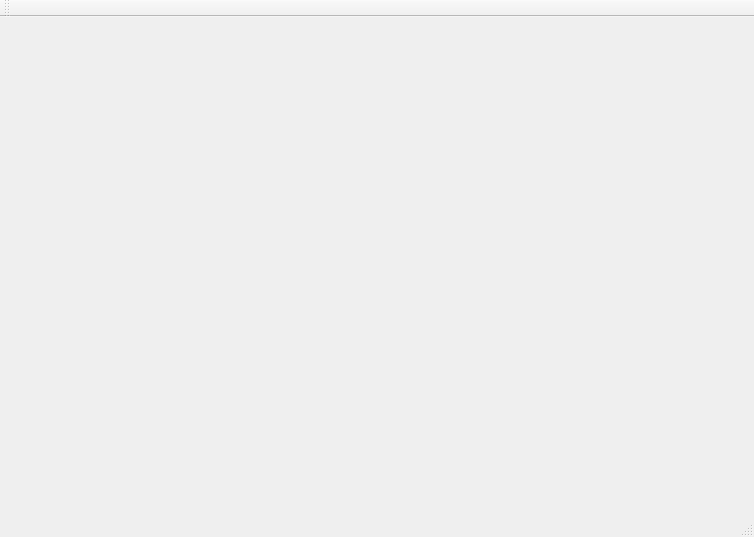
The window that polyworldagent.ui (rockhowse/polyworld-agent) describes before a commit, drawn with Qt 5.
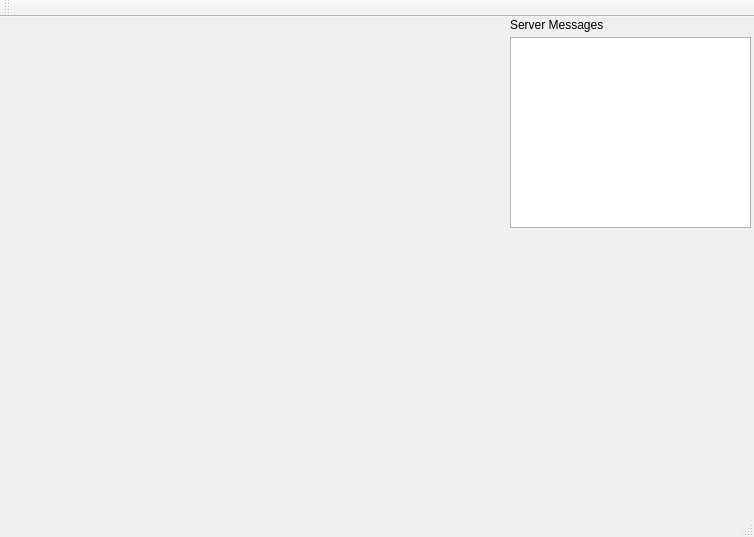
The same window after the commit.

The edit to the form file:
```diff
--- a/polyworldagent.ui
+++ b/polyworldagent.ui
@@ -13,7 +13,31 @@
   <property name="windowTitle">
    <string>PolyworldAgent</string>
   </property>
-  <widget class="QWidget" name="centralWidget"/>
+  <widget class="QWidget" name="centralWidget">
+   <widget class="QTextEdit" name="statusEdit">
+    <property name="geometry">
+     <rect>
+      <x>510</x>
+      <y>20</y>
+      <width>241</width>
+      <height>191</height>
+     </rect>
+    </property>
+   </widget>
+   <widget class="QLabel" name="label">
+    <property name="geometry">
+     <rect>
+      <x>510</x>
+      <y>0</y>
+      <width>111</width>
+      <height>16</height>
+     </rect>
+    </property>
+    <property name="text">
+     <string>Server Messages</string>
+    </property>
+   </widget>
+  </widget>
   <widget class="QMenuBar" name="menuBar">
    <property name="geometry">
     <rect>
```
